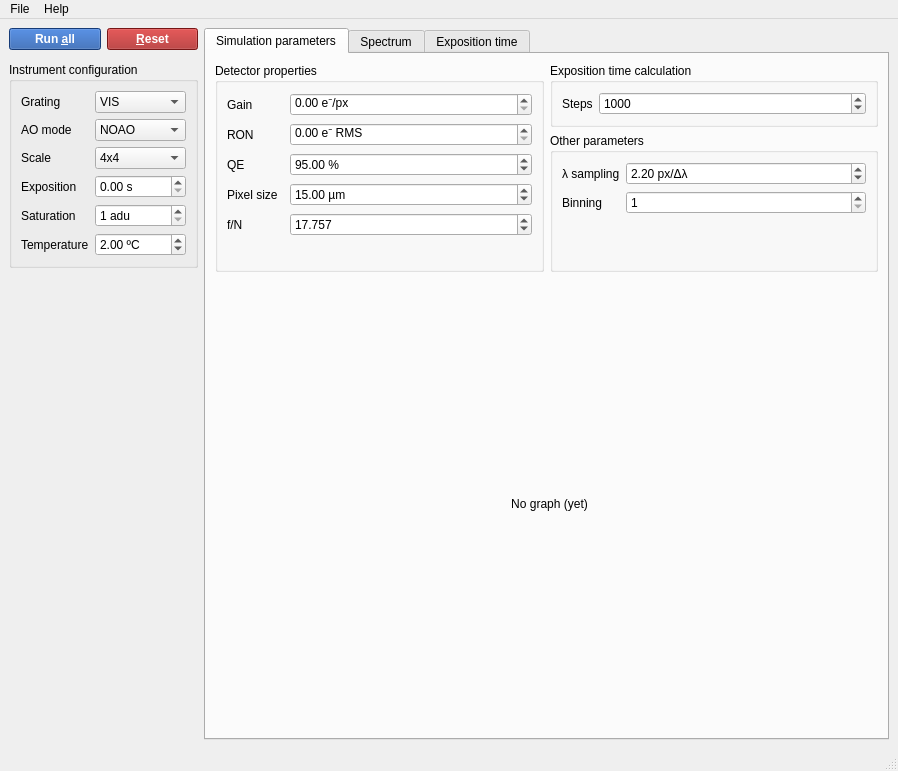
The window that simui/simui.ui (HARMONI-CAB/radiosim) describes before a commit, drawn with Qt 5.
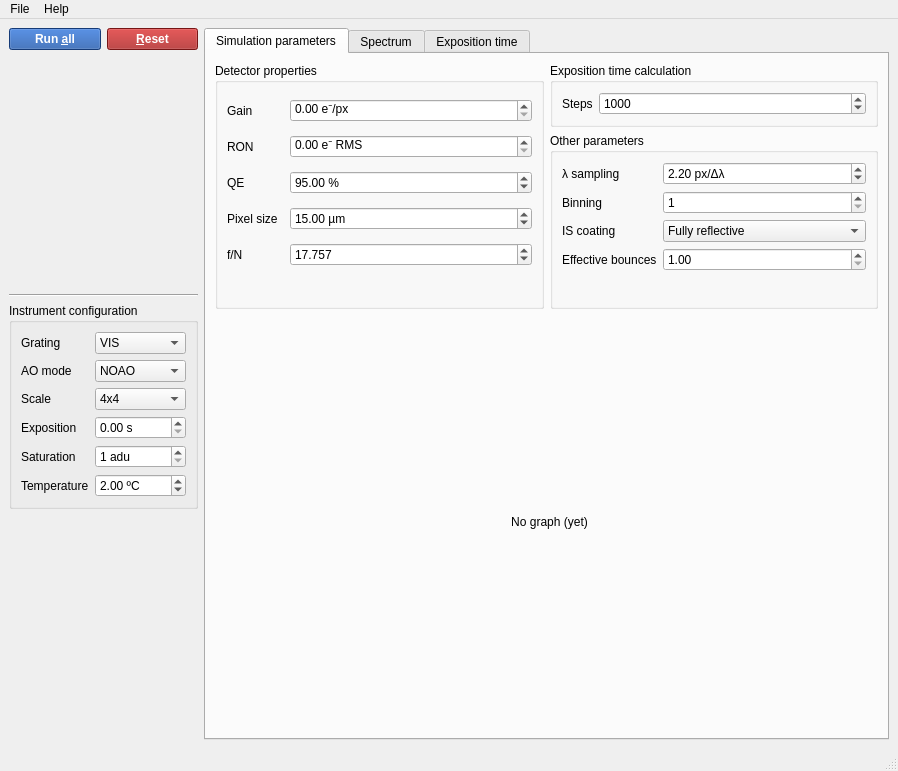
The same window after the commit. The open tabs and pages were chosen to show the change.

Commit message: Implement integrating sphere coatings

Diff of the .ui file:
```diff
--- a/simui/simui.ui
+++ b/simui/simui.ui
@@ -15,18 +15,152 @@
   </property>
   <widget class="QWidget" name="centralwidget">
    <layout class="QGridLayout" name="gridLayout_4">
-    <item row="0" column="0">
-     <widget class="QPushButton" name="runAllButton">
-      <property name="styleSheet">
-       <string notr="true">background-color: #1f53a6;
-color: white;
-font-weight: bold;</string>
+    <item row="3" column="0" colspan="2">
+     <widget class="QGroupBox" name="groupBox">
+      <property name="title">
+       <string>Instrument configuration</string>
       </property>
-      <property name="text">
-       <string>Run &amp;all</string>
-      </property>
+      <layout class="QGridLayout" name="gridLayout">
+       <item row="2" column="0" colspan="2">
+        <widget class="QLabel" name="label_3">
+         <property name="text">
+          <string>Scale</string>
+         </property>
+        </widget>
+       </item>
+       <item row="6" column="2" colspan="2">
+        <widget class="QDoubleSpinBox" name="tempSpin">
+         <property name="suffix">
+          <string> ºC</string>
+         </property>
+         <property name="value">
+          <double>2.000000000000000</double>
+         </property>
+        </widget>
+       </item>
+       <item row="1" column="0" colspan="2">
+        <widget class="QLabel" name="label_2">
+         <property name="text">
+          <string>AO mode</string>
+         </property>
+        </widget>
+       </item>
+       <item row="2" column="2" colspan="2">
+        <widget class="QComboBox" name="scaleCombo">
+         <item>
+          <property name="text">
+           <string>4x4</string>
+          </property>
+         </item>
+         <item>
+          <property name="text">
+           <string>10x10</string>
+          </property>
+         </item>
+        </widget>
+       </item>
+       <item row="0" column="0">
+        <widget class="QLabel" name="label">
+         <property name="text">
+          <string>Grating</string>
+         </property>
+        </widget>
+       </item>
+       <item row="5" column="0" colspan="2">
+        <widget class="QLabel" name="label_5">
+         <property name="text">
+          <string>Saturation</string>
+         </property>
+        </widget>
+       </item>
+       <item row="5" column="2" colspan="2">
+        <widget class="QSpinBox" name="satLevelSpin">
+         <property name="suffix">
+          <string> adu</string>
+         </property>
+         <property name="minimum">
+          <number>1</number>
+         </property>
+         <property name="maximum">
+          <number>16777216</number>
+         </property>
+        </widget>
+       </item>
+       <item row="0" column="2" colspan="2">
+        <widget class="QComboBox" name="gratingCombo">
+         <item>
+          <property name="text">
+           <string>VIS</string>
+          </property>
+         </item>
+         <item>
+          <property name="text">
+           <string>LR1...</string>
+          </property>
+         </item>
+         <item>
+          <property name="text">
+           <string>LR2</string>
+          </property>
+         </item>
+        </widget>
+       </item>
+       <item row="6" column="0" colspan="2">
+        <widget class="QLabel" name="label_16">
+         <property name="text">
+          <string>Temperature</string>
+         </property>
+        </widget>
+       </item>
+       <item row="1" column="2" colspan="2">
+        <widget class="QComboBox" name="aoModeCombo">
+         <item>
+          <property name="text">
+           <string>NOAO</string>
+          </property>
+         </item>
+         <item>
+          <property name="text">
+           <string>SCAO</string>
+          </property>
+         </item>
+         <item>
+          <property name="text">
+           <string>LTAO</string>
+          </property>
+         </item>
+        </widget>
+       </item>
+       <item row="3" column="0" colspan="2">
+        <widget class="QLabel" name="label_4">
+         <property name="text">
+          <string>Exposition</string>
+         </property>
+        </widget>
+       </item>
+       <item row="3" column="2" colspan="2">
+        <widget class="QDoubleSpinBox" name="expTimeSpin">
+         <property name="suffix">
+          <string> s</string>
+         </property>
+        </widget>
+       </item>
+      </layout>
      </widget>
     </item>
+    <item row="4" column="0" colspan="2">
+     <spacer name="verticalSpacer_6">
+      <property name="orientation">
+       <enum>Qt::Vertical</enum>
+      </property>
+      <property name="sizeHint" stdset="0">
+       <size>
+        <width>20</width>
+        <height>40</height>
+       </size>
+      </property>
+     </spacer>
+    </item>
     <item row="0" column="1">
      <widget class="QPushButton" name="resetButton">
       <property name="styleSheet">
@@ -39,7 +173,56 @@
       </property>
      </widget>
     </item>
-    <item row="0" column="2" rowspan="4">
+    <item row="1" column="0" colspan="2">
+     <widget class="QScrollArea" name="scrollArea">
+      <property name="frameShape">
+       <enum>QFrame::NoFrame</enum>
+      </property>
+      <property name="widgetResizable">
+       <bool>true</bool>
+      </property>
+      <widget class="QWidget" name="lampSetWidget">
+       <property name="geometry">
+        <rect>
+         <x>0</x>
+         <y>0</y>
+         <width>232</width>
+         <height>195</height>
+        </rect>
+       </property>
+       <layout class="QVBoxLayout" name="lampLayout">
+        <property name="spacing">
+         <number>0</number>
+        </property>
+        <property name="leftMargin">
+         <number>0</number>
+        </property>
+        <property name="topMargin">
+         <number>0</number>
+        </property>
+        <property name="rightMargin">
+         <number>0</number>
+        </property>
+        <property name="bottomMargin">
+         <number>0</number>
+        </property>
+       </layout>
+      </widget>
+     </widget>
+    </item>
+    <item row="0" column="0">
+     <widget class="QPushButton" name="runAllButton">
+      <property name="styleSheet">
+       <string notr="true">background-color: #1f53a6;
+color: white;
+font-weight: bold;</string>
+      </property>
+      <property name="text">
+       <string>Run &amp;all</string>
+      </property>
+     </widget>
+    </item>
+    <item row="0" column="2" rowspan="5">
      <widget class="QTabWidget" name="tabWidget">
       <property name="currentIndex">
        <number>0</number>
@@ -226,7 +409,7 @@
              </property>
             </widget>
            </item>
-           <item row="2" column="0" colspan="2">
+           <item row="4" column="0" colspan="2">
             <spacer name="verticalSpacer">
              <property name="orientation">
               <enum>Qt::Vertical</enum>
@@ -234,11 +417,44 @@
              <property name="sizeHint" stdset="0">
               <size>
                <width>20</width>
-               <height>40</height>
+               <height>20</height>
               </size>
              </property>
             </spacer>
            </item>
+           <item row="2" column="0">
+            <widget class="QLabel" name="label_10">
+             <property name="text">
+              <string>IS coating</string>
+             </property>
+            </widget>
+           </item>
+           <item row="2" column="1">
+            <widget class="QComboBox" name="isCoatingCombo">
+             <item>
+              <property name="text">
+               <string>Fully reflective</string>
+              </property>
+             </item>
+            </widget>
+           </item>
+           <item row="3" column="0">
+            <widget class="QLabel" name="label_14">
+             <property name="text">
+              <string>Effective bounces</string>
+             </property>
+            </widget>
+           </item>
+           <item row="3" column="1">
+            <widget class="QDoubleSpinBox" name="isEffectiveBouncesSpin">
+             <property name="minimum">
+              <double>1.000000000000000</double>
+             </property>
+             <property name="maximum">
+              <double>18.000000000000000</double>
+             </property>
+            </widget>
+           </item>
           </layout>
          </widget>
         </item>
@@ -704,170 +920,10 @@
      </widget>
     </item>
     <item row="2" column="0" colspan="2">
-     <widget class="QGroupBox" name="groupBox">
-      <property name="title">
-       <string>Instrument configuration</string>
-      </property>
-      <layout class="QGridLayout" name="gridLayout">
-       <item row="0" column="0">
-        <widget class="QLabel" name="label">
-         <property name="text">
-          <string>Grating</string>
-         </property>
-        </widget>
-       </item>
-       <item row="2" column="2" colspan="2">
-        <widget class="QComboBox" name="scaleCombo">
-         <item>
-          <property name="text">
-           <string>4x4</string>
-          </property>
-         </item>
-         <item>
-          <property name="text">
-           <string>10x10</string>
-          </property>
-         </item>
-        </widget>
-       </item>
-       <item row="0" column="2" colspan="2">
-        <widget class="QComboBox" name="gratingCombo">
-         <item>
-          <property name="text">
-           <string>VIS</string>
-          </property>
-         </item>
-         <item>
-          <property name="text">
-           <string>LR1...</string>
-          </property>
-         </item>
-         <item>
-          <property name="text">
-           <string>LR2</string>
-          </property>
-         </item>
-        </widget>
-       </item>
-       <item row="1" column="0" colspan="2">
-        <widget class="QLabel" name="label_2">
-         <property name="text">
-          <string>AO mode</string>
-         </property>
-        </widget>
-       </item>
-       <item row="1" column="2" colspan="2">
-        <widget class="QComboBox" name="aoModeCombo">
-         <item>
-          <property name="text">
-           <string>NOAO</string>
-          </property>
-         </item>
-         <item>
-          <property name="text">
-           <string>SCAO</string>
-          </property>
-         </item>
-         <item>
-          <property name="text">
-           <string>LTAO</string>
-          </property>
-         </item>
-        </widget>
-       </item>
-       <item row="2" column="0" colspan="2">
-        <widget class="QLabel" name="label_3">
-         <property name="text">
-          <string>Scale</string>
-         </property>
-        </widget>
-       </item>
-       <item row="3" column="0" colspan="2">
-        <widget class="QLabel" name="label_4">
-         <property name="text">
-          <string>Exposition</string>
-         </property>
-        </widget>
-       </item>
-       <item row="5" column="0" colspan="2">
-        <widget class="QLabel" name="label_5">
-         <property name="text">
-          <string>Saturation</string>
-         </property>
-        </widget>
-       </item>
-       <item row="5" column="2" colspan="2">
-        <widget class="QSpinBox" name="satLevelSpin">
-         <property name="suffix">
-          <string> adu</string>
-         </property>
-         <property name="minimum">
-          <number>1</number>
-         </property>
-         <property name="maximum">
-          <number>16777216</number>
-         </property>
-        </widget>
-       </item>
-       <item row="6" column="0" colspan="2">
-        <widget class="QLabel" name="label_16">
-         <property name="text">
-          <string>Temperature</string>
-         </property>
-        </widget>
-       </item>
-       <item row="6" column="2" colspan="2">
-        <widget class="QDoubleSpinBox" name="tempSpin">
-         <property name="suffix">
-          <string> ºC</string>
-         </property>
-         <property name="value">
-          <double>2.000000000000000</double>
-         </property>
-        </widget>
-       </item>
-       <item row="3" column="2" colspan="2">
-        <widget class="QDoubleSpinBox" name="expTimeSpin">
-         <property name="suffix">
-          <string> s</string>
-         </property>
-        </widget>
-       </item>
-      </layout>
-     </widget>
-    </item>
-    <item row="3" column="0" colspan="2">
-     <spacer name="verticalSpacer_6">
+     <widget class="Line" name="line">
       <property name="orientation">
-       <enum>Qt::Vertical</enum>
+       <enum>Qt::Horizontal</enum>
       </property>
-      <property name="sizeHint" stdset="0">
-       <size>
-        <width>20</width>
-        <height>40</height>
-       </size>
-      </property>
-     </spacer>
-    </item>
-    <item row="1" column="0" colspan="2">
-     <widget class="QWidget" name="lampSetWidget" native="true">
-      <layout class="QVBoxLayout" name="lampLayout">
-       <property name="spacing">
-        <number>0</number>
-       </property>
-       <property name="leftMargin">
-        <number>0</number>
-       </property>
-       <property name="topMargin">
-        <number>0</number>
-       </property>
-       <property name="rightMargin">
-        <number>0</number>
-       </property>
-       <property name="bottomMargin">
-        <number>0</number>
-       </property>
-      </layout>
      </widget>
     </item>
    </layout>
```
Left out of the diff: 4 changed lines with no effect on the pictures. The commit also changes 7 other files.
